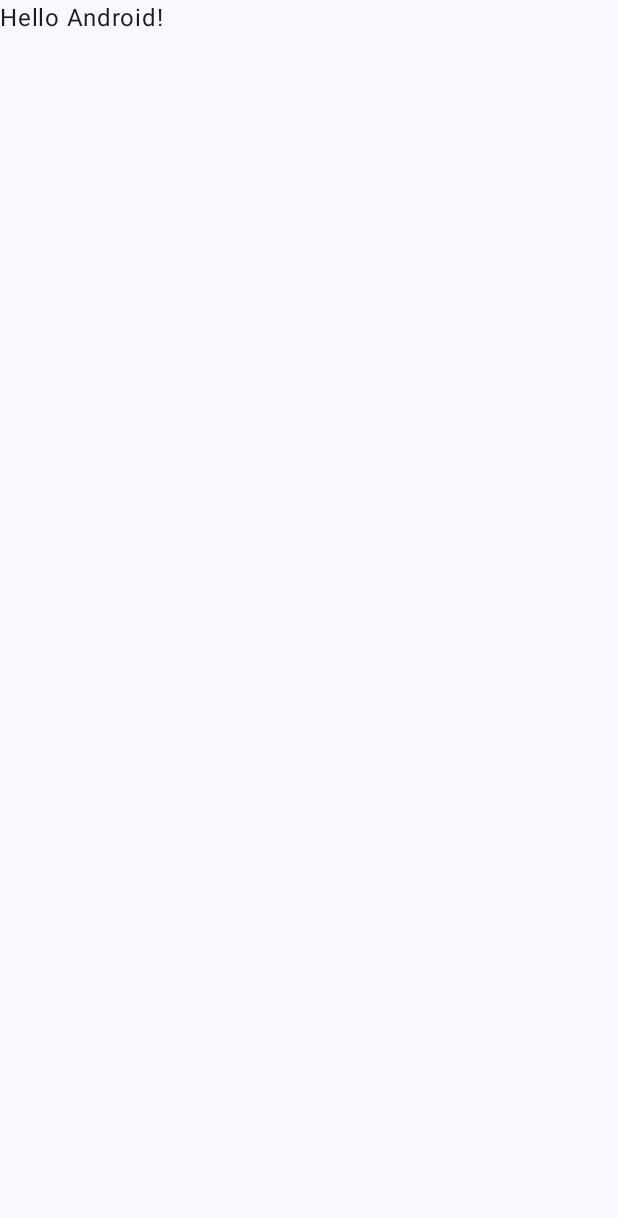
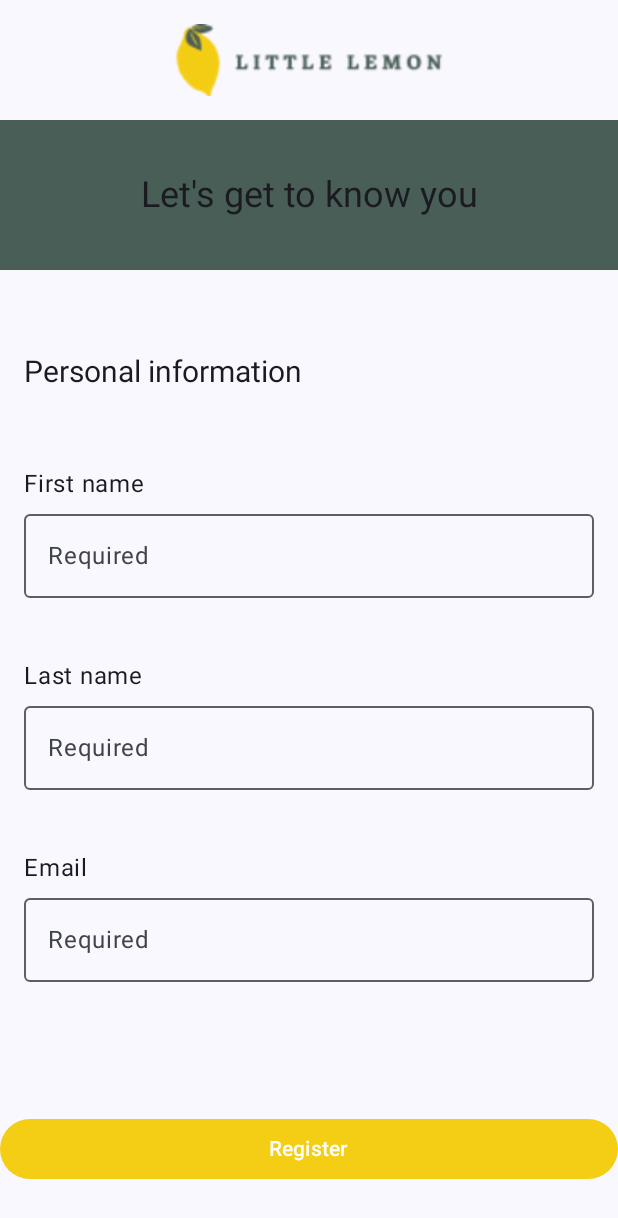
Before and after one commit to znXcv/Little-Lemon, an Android app built with Jetpack Compose: the screen it shows after launch (MainActivity), on a phone screen of 412 x 824 dp. Before the commit the part shown is almost empty. Shown: the top 1218 px of the screen. Run offline under Robolectric (Android 15) with nearby library versions, the phone set to English and light mode, and no system bars.

Commit message:
first tasks are implemented.

```diff
--- a/app/build.gradle.kts
+++ b/app/build.gradle.kts
@@ -60,6 +60,7 @@ dependencies {
     implementation(libs.androidx.ui.graphics)
     implementation(libs.androidx.ui.tooling.preview)
     implementation(libs.androidx.material3)
+    implementation(libs.androidx.navigation)
     testImplementation(libs.junit)
     androidTestImplementation(libs.androidx.junit)
     androidTestImplementation(libs.androidx.espresso.core)
--- a/app/src/main/java/com/example/littlelemon/MainActivity.kt
+++ b/app/src/main/java/com/example/littlelemon/MainActivity.kt
@@ -7,11 +7,9 @@ import androidx.activity.enableEdgeToEdge
 import androidx.compose.foundation.layout.fillMaxSize
 import androidx.compose.foundation.layout.padding
 import androidx.compose.material3.Scaffold
-import androidx.compose.material3.Text
-import androidx.compose.runtime.Composable
 import androidx.compose.ui.Modifier
-import androidx.compose.ui.tooling.preview.Preview
 import com.example.littlelemon.ui.theme.LittleLemonTheme
+import com.example.littlelemon.ui.theme.MyNavigation
 
 class MainActivity : ComponentActivity() {
     override fun onCreate(savedInstanceState: Bundle?) {
@@ -20,28 +18,9 @@ class MainActivity : ComponentActivity() {
         setContent {
             LittleLemonTheme {
                 Scaffold(modifier = Modifier.fillMaxSize()) { innerPadding ->
-                    Greeting(
-                        name = "Android",
-                        modifier = Modifier.padding(innerPadding)
-                    )
+                    MyNavigation(modifier = Modifier.padding(innerPadding))
                 }
             }
         }
     }
 }
-
-@Composable
-fun Greeting(name: String, modifier: Modifier = Modifier) {
-    Text(
-        text = "Hello $name!",
-        modifier = modifier
-    )
-}
-
-@Preview(showBackground = true)
-@Composable
-fun GreetingPreview() {
-    LittleLemonTheme {
-        Greeting("Android")
-    }
-}
--- /dev/null
+++ b/app/src/main/java/com/example/littlelemon/Onboarding.kt
@@ -0,0 +1,190 @@
+package com.example.littlelemon
+
+import android.content.Context
+import androidx.compose.foundation.Image
+import androidx.compose.foundation.background
+import androidx.compose.foundation.layout.Arrangement
+import androidx.compose.foundation.layout.Column
+import androidx.compose.foundation.layout.Row
+import androidx.compose.foundation.layout.Spacer
+import androidx.compose.foundation.layout.fillMaxSize
+import androidx.compose.foundation.layout.fillMaxWidth
+import androidx.compose.foundation.layout.height
+import androidx.compose.foundation.layout.padding
+import androidx.compose.material3.Button
+import androidx.compose.material3.ButtonDefaults
+import androidx.compose.material3.OutlinedTextField
+import androidx.compose.material3.Text
+import androidx.compose.runtime.Composable
+import androidx.compose.runtime.mutableStateOf
+import androidx.compose.runtime.remember
+import androidx.compose.runtime.rememberCoroutineScope
+import androidx.compose.ui.Alignment
+import androidx.compose.ui.Modifier
+import androidx.compose.ui.layout.ContentScale
+import androidx.compose.ui.platform.LocalContext
+import androidx.compose.ui.res.painterResource
+import androidx.compose.ui.text.TextStyle
+import androidx.compose.ui.text.style.TextAlign
+import androidx.compose.ui.tooling.preview.Preview
+import androidx.compose.ui.unit.dp
+import androidx.compose.ui.unit.sp
+import androidx.navigation.NavHostController
+import com.example.littlelemon.ui.theme.HomeDes
+import com.example.littlelemon.ui.theme.LemonTitleColor
+import com.example.littlelemon.ui.theme.LittleLemonColor
+import kotlinx.coroutines.launch
+
+@Composable
+fun Onboarding(
+    modifier: Modifier = Modifier,
+    navController: NavHostController
+) {
+    val context = LocalContext.current
+    val sharedPreferences = context.getSharedPreferences("little_lemon", Context.MODE_PRIVATE)
+    val coroutineScope = rememberCoroutineScope()
+
+    val firstNameValue = remember { mutableStateOf("") }
+    val lastNameValue = remember { mutableStateOf("") }
+    val emailValue = remember { mutableStateOf("") }
+
+    Column(
+        modifier = modifier.fillMaxSize()
+    ) {
+        Image(
+            painter = painterResource(id = R.drawable.little_lemon_logo),
+            contentDescription = null,
+            contentScale = ContentScale.Fit,
+            modifier = Modifier
+                .fillMaxWidth()
+                .height(80.dp)
+                .padding(top = 16.dp, bottom = 16.dp)
+        )
+        Row(
+            modifier = Modifier
+                .fillMaxWidth()
+                .background(color = LemonTitleColor)
+                .height(100.dp),
+            verticalAlignment = Alignment.CenterVertically
+        ) {
+            Text(
+                text = "Let's get to know you",
+                textAlign = TextAlign.Center,
+                modifier = Modifier
+                    .fillMaxWidth(),
+                style = TextStyle(
+                    fontSize = 24.sp
+                )
+            )
+        }
+
+        Column(
+            modifier = Modifier
+                .padding(top = 16.dp)
+        ) {
+            Text(
+                text = "Personal information",
+                style = TextStyle(
+                    fontSize = 20.sp
+                ),
+                modifier = Modifier.padding(start = 16.dp, top = 40.dp)
+            )
+
+            Spacer(modifier = Modifier.weight(0.5f))
+
+            Column(
+                verticalArrangement = Arrangement.spacedBy(40.dp),
+                horizontalAlignment = Alignment.Start,
+                modifier = Modifier
+                    .padding(16.dp)
+            ) {
+                Column {
+                    Text(text = "First name") // Top label
+                    Spacer(modifier = Modifier.height(8.dp)) // Add some space between labels and fields
+                    OutlinedTextField(
+                        value = firstNameValue.value,
+                        onValueChange = {
+                            firstNameValue.value = it
+                        },
+                        modifier = Modifier.fillMaxWidth(),
+                        placeholder = {
+                            Text(text = "Required")
+                        },
+                    )
+                }
+
+                Column {
+                    Text(text = "Last name") // Top label
+                    Spacer(modifier = Modifier.height(8.dp)) // Add some space between labels and fields
+                    OutlinedTextField(
+                        value = lastNameValue.value,
+                        onValueChange = {
+                            lastNameValue.value = it
+                        },
+                        modifier = Modifier.fillMaxWidth(),
+                        placeholder = {
+                            Text(text = "Required")
+                        },
+                    )
+                }
+
+                Column {
+                    Text(text = "Email") // Top label
+                    Spacer(modifier = Modifier.height(8.dp)) // Add some space between labels and fields
+                    OutlinedTextField(
+                        value = emailValue.value,
+                        onValueChange = {
+                            emailValue.value = it
+                        },
+                        modifier = Modifier.fillMaxWidth(),
+                        placeholder = {
+                            Text(text = "Required")
+                        },
+                    )
+                }
+            }
+
+            Spacer(modifier = Modifier.weight(1f))
+
+            Button(
+                onClick = {
+                    coroutineScope.launch {
+                        if (firstNameValue.value.isNotEmpty() && lastNameValue.value.isNotEmpty() && emailValue.value.isNotEmpty()) {
+                            sharedPreferences.edit()
+                                .putString("firstName", firstNameValue.value)
+                                .putString("lastName", lastNameValue.value)
+                                .putString("email", emailValue.value)
+                                .putString("register", "Registration successful!")
+                                .putBoolean("isLoggedIn", true)
+                                .apply()
+                        } else {
+                            sharedPreferences.edit()
+                                .putString(
+                                    "register",
+                                    "Registration unsuccessful. Please enter all data."
+                                )
+                                .putBoolean("isLoggedIn", false)
+                                .apply()
+                        }
+                        navController.navigate(HomeDes.route)
+                    }
+                },
+                colors = ButtonDefaults.buttonColors(containerColor = LittleLemonColor),
+                modifier = Modifier
+                    .fillMaxWidth()
+                    .padding(bottom = 34.dp)
+            ) {
+                Text(text = "Register")
+            }
+
+        }
+
+    }
+}
+
+
+@Preview(showSystemUi = true, showBackground = true)
+@Composable
+fun OnboardingPreview() {
+    Onboarding(navController = NavHostController(LocalContext.current))
+}
--- a/app/src/main/java/com/example/littlelemon/ui/theme/Color.kt
+++ b/app/src/main/java/com/example/littlelemon/ui/theme/Color.kt
@@ -1,6 +1,9 @@
 package com.example.littlelemon.ui.theme
 
 import androidx.compose.ui.graphics.Color
+
+val LittleLemonColor = Color(0xFFF4CE14)
+val LemonTitleColor = Color(0xFF495E57)
 
 val Purple80 = Color(0xFFD0BCFF)
 val PurpleGrey80 = Color(0xFFCCC2DC)
--- /dev/null
+++ b/app/src/main/java/com/example/littlelemon/ui/theme/Destinations.kt
@@ -0,0 +1,17 @@
+package com.example.littlelemon.ui.theme
+
+interface Destinations {
+    val route: String
+}
+
+object OnboardingDes : Destinations {
+    override val route = "Onboarding"
+}
+
+object HomeDes : Destinations {
+    override val route = "Home"
+}
+
+object ProfileDes : Destinations {
+    override val route = "Profile"
+}
--- /dev/null
+++ b/app/src/main/java/com/example/littlelemon/ui/theme/NavigationComposable.kt
@@ -0,0 +1,35 @@
+package com.example.littlelemon.ui.theme
+
+import androidx.compose.runtime.Composable
+import androidx.compose.ui.Modifier
+import androidx.navigation.compose.NavHost
+import androidx.navigation.compose.composable
+import androidx.navigation.compose.rememberNavController
+import com.example.littlelemon.Onboarding
+
+@Composable
+fun MyNavigation(modifier: Modifier = Modifier) {
+    val navController = rememberNavController()
+    NavHost(navController = navController, startDestination = OnboardingDes.route) {
+        composable(OnboardingDes.route) {
+            Onboarding(
+                navController = navController,
+                modifier = modifier
+            )
+        }
+
+        composable(HomeDes.route) {
+            HomeScree(
+                navController = navController,
+                modifier = modifier
+            )
+        }
+
+        composable(ProfileDes.route) {
+            Profile(
+                navHostController = navController,
+                modifier = modifier
+            )
+        }
+    }
+}
--- a/gradle/libs.versions.toml
+++ b/gradle/libs.versions.toml
@@ -8,6 +8,7 @@ espressoCore = "3.6.1"
 lifecycleRuntimeKtx = "2.8.7"
 activityCompose = "1.9.3"
 composeBom = "2024.11.00"
+navVersion = "2.8.4"
 
 [libraries]
 androidx-core-ktx = { group = "androidx.core", name = "core-ktx", version.ref = "coreKtx" }
@@ -24,6 +25,7 @@ androidx-ui-tooling-preview = { group = "androidx.compose.ui", name = "ui-toolin
 androidx-ui-test-manifest = { group = "androidx.compose.ui", name = "ui-test-manifest" }
 androidx-ui-test-junit4 = { group = "androidx.compose.ui", name = "ui-test-junit4" }
 androidx-material3 = { group = "androidx.compose.material3", name = "material3" }
+androidx-navigation = {group = "androidx.navigation", name = "navigation-compose", version.ref = "navVersion"}
 
 [plugins]
 android-application = { id = "com.android.application", version.ref = "agp" }
```
Also changed, not shown: app/src/main/java/com/example/littlelemon/ui/theme/Home.kt (added, +83 -0 lines), app/src/main/java/com/example/littlelemon/ui/theme/Profile.kt (added, +153 -0 lines), app/src/main/res/drawable/little_lemon_logo.png (added), app/src/main/res/drawable/profile.png (added).
